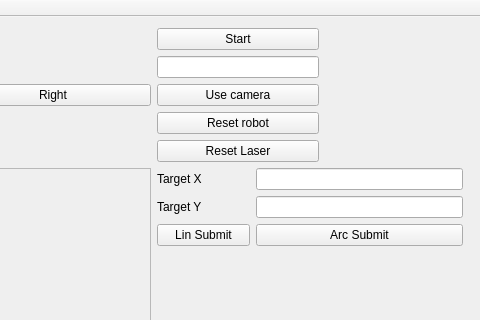
First picture: the form in demoRMR/mainwindow.ui, repository Fildo7525/demoRMR, before the edit; both pictures show x 460 to 940 and y 0 to 320 of the 940 by 733 pixel window.
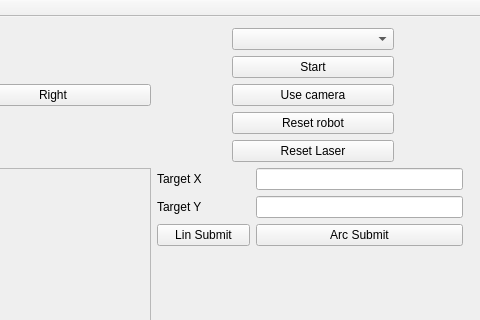
Second picture: the form after the edit.

Commit message: rtc: implement changing IP address

The edit to the form file:
```diff
--- a/demoRMR/mainwindow.ui
+++ b/demoRMR/mainwindow.ui
@@ -110,7 +110,23 @@
       </item>
       <item row="0" column="1" colspan="2">
        <layout class="QVBoxLayout" name="verticalLayout">
-        <item>
+        <item alignment="Qt::AlignHCenter|Qt::AlignVCenter">
+         <widget class="QComboBox" name="comboBox">
+          <property name="sizePolicy">
+           <sizepolicy hsizetype="Fixed" vsizetype="Fixed">
+            <horstretch>0</horstretch>
+            <verstretch>0</verstretch>
+           </sizepolicy>
+          </property>
+          <property name="minimumSize">
+           <size>
+            <width>162</width>
+            <height>0</height>
+           </size>
+          </property>
+         </widget>
+        </item>
+        <item alignment="Qt::AlignHCenter">
          <widget class="QPushButton" name="pushButton_9">
           <property name="sizePolicy">
            <sizepolicy hsizetype="Fixed" vsizetype="Fixed">
@@ -129,23 +145,7 @@
           </property>
          </widget>
         </item>
-        <item>
-         <widget class="QLineEdit" name="lineEdit">
-          <property name="sizePolicy">
-           <sizepolicy hsizetype="Fixed" vsizetype="Fixed">
-            <horstretch>0</horstretch>
-            <verstretch>0</verstretch>
-           </sizepolicy>
-          </property>
-          <property name="minimumSize">
-           <size>
-            <width>162</width>
-            <height>0</height>
-           </size>
-          </property>
-         </widget>
-        </item>
-        <item>
+        <item alignment="Qt::AlignHCenter">
          <widget class="QPushButton" name="pushButton">
           <property name="sizePolicy">
            <sizepolicy hsizetype="Fixed" vsizetype="Fixed">
@@ -164,7 +164,7 @@
           </property>
          </widget>
         </item>
-        <item>
+        <item alignment="Qt::AlignHCenter">
          <widget class="QPushButton" name="pushButton_8">
           <property name="sizePolicy">
            <sizepolicy hsizetype="Fixed" vsizetype="Fixed">
@@ -183,7 +183,7 @@
           </property>
          </widget>
         </item>
-        <item>
+        <item alignment="Qt::AlignHCenter">
          <widget class="QPushButton" name="pushButton_7">
           <property name="sizePolicy">
            <sizepolicy hsizetype="Fixed" vsizetype="Fixed">
```
The commit also changes 1 other file.
